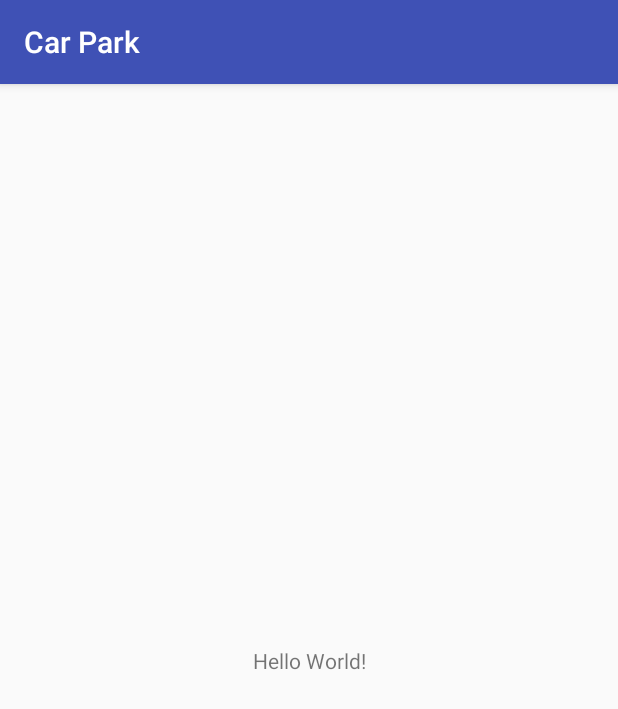
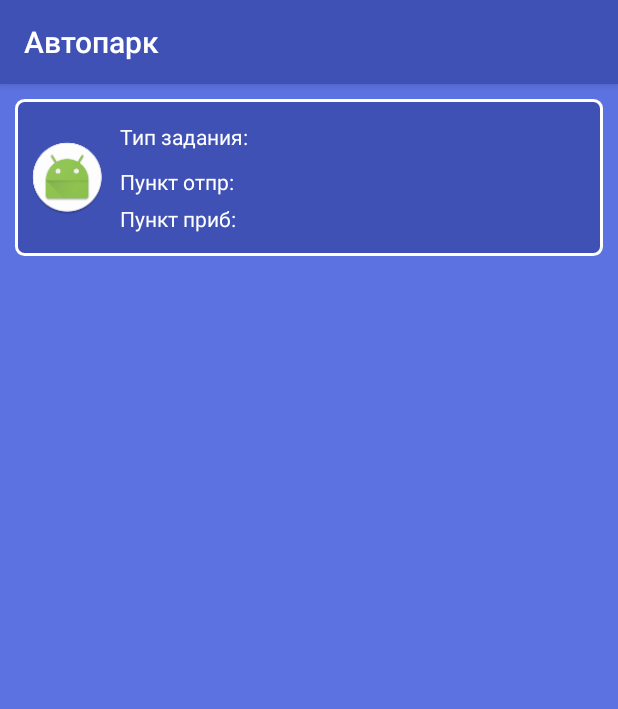
Before and after one commit to zabelyaev/car-park, an Android app: the screen it shows after launch (MainActivity before the commit, task_list after it), on a phone screen of 412 x 824 dp. Shown: the top 709 px of the screen. Run offline under Robolectric (Android 15) with nearby library versions, the light colour scheme and no system bars.

Commit message:
Макеты списка заданий и полной информации задания с возможностью перехода между ними

```diff
--- a/CarPark/app/src/main/java/carpark/carpark/MainActivity.java
+++ b/CarPark/app/src/main/java/carpark/carpark/full_information.java
@@ -1,13 +1,14 @@
 package carpark.carpark;
 
+import android.support.v7.app.ActionBar;
 import android.support.v7.app.AppCompatActivity;
 import android.os.Bundle;
 
-public class MainActivity extends AppCompatActivity {
+public class full_information extends AppCompatActivity {
 
     @Override
     protected void onCreate(Bundle savedInstanceState) {
         super.onCreate(savedInstanceState);
-        setContentView(R.layout.activity_main);
+        setContentView(R.layout.full_information);
     }
 }
--- /dev/null
+++ b/CarPark/app/src/main/java/carpark/carpark/task_list.java
@@ -0,0 +1,21 @@
+package carpark.carpark;
+
+import android.content.Intent;
+import android.support.v7.app.ActionBar;
+import android.support.v7.app.AppCompatActivity;
+import android.os.Bundle;
+import android.view.View;
+import android.widget.ArrayAdapter;
+import android.widget.Toast;
+
+public class task_list extends AppCompatActivity {
+
+    @Override
+    protected void onCreate(Bundle savedInstanceState) {
+        super.onCreate(savedInstanceState);
+        setContentView(R.layout.task_list);
+    }
+
+    public void MA3(View view) { startActivity(new Intent(this, full_information.class)); }
+
+}
--- /dev/null
+++ b/CarPark/app/src/main/res/drawable/border.xml
@@ -0,0 +1,13 @@
+<?xml version="1.0" encoding="utf-8"?>
+<shape xmlns:android="http://schemas.android.com/apk/res/android"
+    android:shape="rectangle" >
+
+    <solid android:color="#3F51B5" />
+
+    <corners android:radius="5dp" />
+
+    <stroke
+        android:width="2dp"
+        android:color="#FFFFFF" />
+
+</shape>
--- a/CarPark/app/src/main/res/layout/activity_main.xml
+++ /dev/null
@@ -1,18 +0,0 @@
-<?xml version="1.0" encoding="utf-8"?>
-<android.support.constraint.ConstraintLayout xmlns:android="http://schemas.android.com/apk/res/android"
-    xmlns:app="http://schemas.android.com/apk/res-auto"
-    xmlns:tools="http://schemas.android.com/tools"
-    android:layout_width="match_parent"
-    android:layout_height="match_parent"
-    tools:context="carpark.carpark.MainActivity">
-
-    <TextView
-        android:layout_width="wrap_content"
-        android:layout_height="wrap_content"
-        android:text="Hello World!"
-        app:layout_constraintBottom_toBottomOf="parent"
-        app:layout_constraintLeft_toLeftOf="parent"
-        app:layout_constraintRight_toRightOf="parent"
-        app:layout_constraintTop_toTopOf="parent" />
-
-</android.support.constraint.ConstraintLayout>
--- /dev/null
+++ b/CarPark/app/src/main/res/layout/task_list.xml
@@ -0,0 +1,71 @@
+<?xml version="1.0" encoding="utf-8"?>
+
+<LinearLayout xmlns:android="http://schemas.android.com/apk/res/android"
+    xmlns:app="http://schemas.android.com/apk/res-auto"
+    xmlns:tools="http://schemas.android.com/tools"
+    android:layout_width="match_parent"
+    android:layout_height="match_parent"
+    tools:context="carpark.carpark.task_list"
+    android:background="#5D72E1"
+    android:weightSum="1">
+
+    <ScrollView
+        android:layout_width="match_parent"
+        android:layout_height="match_parent">
+
+        <LinearLayout
+            android:layout_width="match_parent"
+            android:layout_height="wrap_content"
+            android:orientation="vertical">
+
+            <RelativeLayout
+                android:layout_width="match_parent"
+                android:layout_height="match_parent"
+                android:layout_marginLeft="10dp"
+                android:layout_marginRight="10dp"
+                android:layout_marginTop="10dp"
+                android:onClick="MA3"
+                android:background="@drawable/border">
+
+                <ImageView
+                    android:id="@+id/imageView"
+                    android:layout_width="50dp"
+                    android:layout_height="50dp"
+                    android:layout_centerVertical="true"
+                    android:layout_marginLeft="10dp"
+                    android:layout_marginTop="10dp"
+                    android:layout_marginBottom="10dp"
+                    app:srcCompat="@mipmap/ic_launcher_round" />
+
+                <TextView
+                    android:id="@+id/textView4"
+                    android:layout_width="wrap_content"
+                    android:layout_height="wrap_content"
+                    android:layout_marginTop="15dp"
+                    android:layout_marginLeft="70dp"
+                    android:text="@string/tipzad"
+                    android:textColor="#FFFFFF" />
+
+                <TextView
+                    android:id="@+id/textView5"
+                    android:layout_width="wrap_content"
+                    android:layout_height="wrap_content"
+                    android:layout_marginTop="45dp"
+                    android:layout_marginLeft="70dp"
+                    android:text="@string/potpr"
+                    android:textColor="#FFFFFF" />
+
+                <TextView
+                    android:id="@+id/textView6"
+                    android:layout_width="wrap_content"
+                    android:layout_height="wrap_content"
+                    android:layout_marginBottom="15dp"
+                    android:layout_marginTop="70dp"
+                    android:layout_marginLeft="70dp"
+                    android:text="@string/pprib"
+                    android:textColor="#FFFFFF" />
+
+            </RelativeLayout>
+        </LinearLayout>
+    </ScrollView>
+</LinearLayout>
--- a/CarPark/app/src/main/res/values/strings.xml
+++ b/CarPark/app/src/main/res/values/strings.xml
@@ -1,3 +1,10 @@
 <resources>
-    <string name="app_name">Car Park</string>
+    <string name="app_name">Автопарк</string>
+    <string name="tipzad">Тип задания:</string>
+    <string name="potpr">Пункт отпр:</string>
+    <string name="pprib">Пункт приб:</string>
+    <string name="komment">Комментарий:</string>
+    <string name="prin">Принять</string>
+    <string name="full_inf">Полная информация</string>
+
 </resources>
```
Also changed, not shown: CarPark/app/src/main/AndroidManifest.xml (+11 -3 lines), CarPark/app/src/main/res/layout/full_information.xml (added, +169 -0 lines), CarPark/app/src/main/res/mipmap-hdpi/ic_launcher_ap.png (added), CarPark/app/src/main/res/mipmap-mdpi/ic_launcher_ap.png (added), CarPark/app/src/main/res/mipmap-xhdpi/ic_launcher_ap.png (added), CarPark/app/src/main/res/mipmap-xxhdpi/ic_launcher_ap.png (added), CarPark/app/src/main/res/mipmap-xxxhdpi/ic_launcher_ap.png (added).
